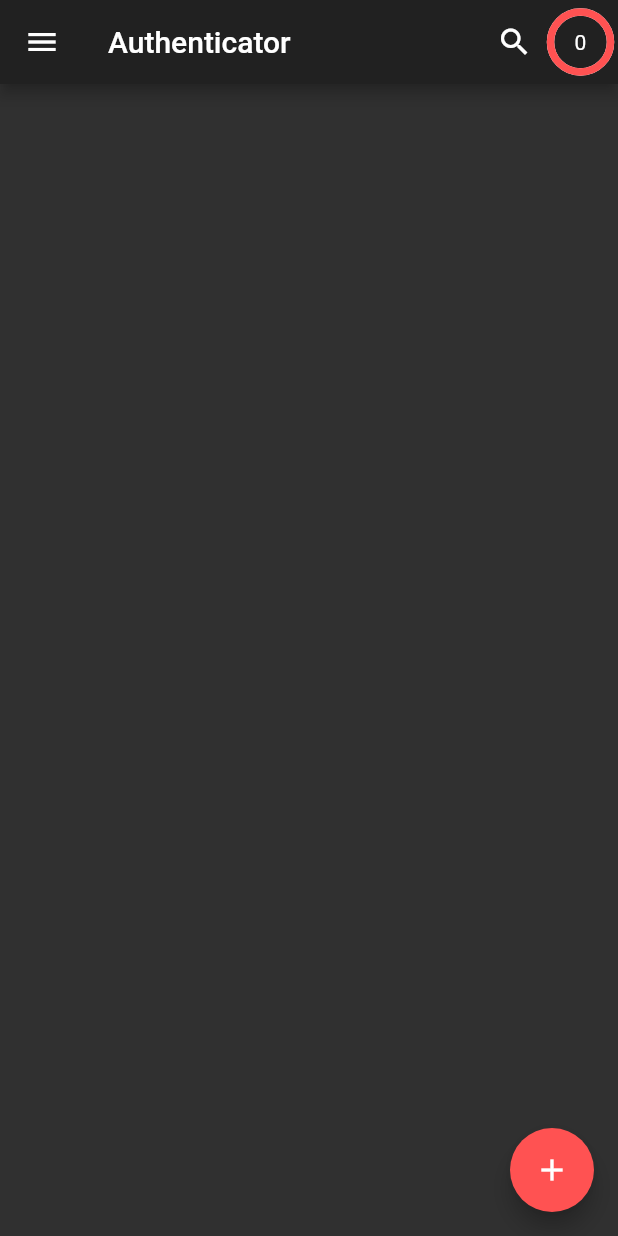
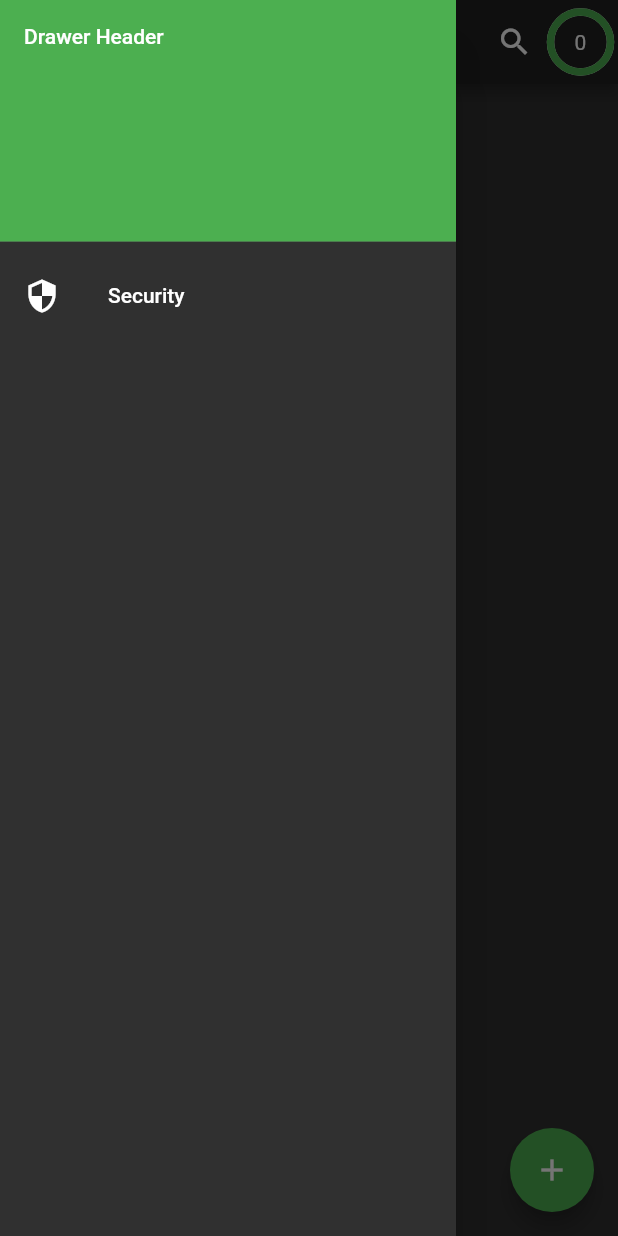
Before and after one commit to dubemarcantoine/mfa_authenticator, a Flutter app: the screen it shows after launch, with the side drawer open (before the commit the screen has no drawer), on a phone screen of 412 x 824 dp. Run offline on Flutter 3.47's test engine with Material 2 defaults, Android fonts, the phone set to English and light mode, and no system bars; our stand-ins replace flutter_slidable, shared_preferences, sqflite; missing offline and left inert: otp, qr_mobile_vision; accounts and stored records are empty.

Commit message:
fix(security): create security config page

```diff
--- /dev/null
+++ b/lib/AppDrawer.dart
@@ -0,0 +1,44 @@
+import 'package:flutter/material.dart';
+import 'package:mfa_authenticator/SecurityConfig.dart';
+
+class AppDrawer extends StatefulWidget {
+  @override
+  _AppDrawerState createState() => _AppDrawerState();
+}
+
+class _AppDrawerState extends State<AppDrawer> {
+  @override
+  Widget build(BuildContext context) {
+    return Drawer(
+      // Add a ListView to the drawer. This ensures the user can scroll
+      // through the options in the Drawer if there isn't enough vertical
+      // space to fit everything.
+      child: ListView(
+        // Important: Remove any padding from the ListView.
+        padding: EdgeInsets.zero,
+        children: <Widget>[
+          DrawerHeader(
+            child: Text('Drawer Header'),
+            decoration: BoxDecoration(
+              color: Colors.green,
+            ),
+          ),
+          ListTile(
+            leading: Icon(Icons.security),
+            title: Text('Security'),
+            onTap: () {
+              Navigator.pop(context);
+              Navigator.of(context).push(
+                new MaterialPageRoute<void>(
+                  builder: (BuildContext context) {
+                    return SecurityConfig();
+                  },
+                ),
+              );
+            },
+          ),
+        ],
+      ),
+    );
+  }
+}
--- a/lib/OtpList.dart
+++ b/lib/OtpList.dart
@@ -4,6 +4,7 @@ import 'package:async/async.dart';
 import 'package:flutter/material.dart';
 import 'package:flutter/services.dart';
 import 'package:flutter_slidable/flutter_slidable.dart';
+import 'package:mfa_authenticator/AppDrawer.dart';
 import 'package:mfa_authenticator/CountdownTimer.dart';
 import 'package:mfa_authenticator/OtpOptionFabMenu.dart';
 import 'package:mfa_authenticator/data/OtpItemDataMapper.dart';
@@ -91,6 +92,7 @@ class _OtpListState extends State<OtpList>
           CountdownTimer(),
         ],
       ),
+      drawer: AppDrawer(),
       body: FutureBuilder<List<OtpItem>>(
           future: OtpItemDataMapper.getOtpItems(),
           builder:
--- a/lib/main.dart
+++ b/lib/main.dart
@@ -15,10 +15,10 @@ class App extends StatelessWidget {
       title: 'Authenticator',
       theme: ThemeData(
         brightness: Brightness.dark,
-        accentColor: Colors.redAccent,
-        primarySwatch: Colors.red,
-        primaryColorDark: Colors.red,
-        toggleableActiveColor: Colors.red,
+        accentColor: Colors.green,
+        primarySwatch: Colors.green,
+        primaryColorDark: Colors.green,
+        toggleableActiveColor: Colors.green,
       ),
       home: OtpList(title: 'Authenticator'),
     );
--- a/pubspec.yaml
+++ b/pubspec.yaml
@@ -19,6 +19,7 @@ dependencies:
   # The following adds the Cupertino Icons font to your application.
   # Use with the CupertinoIcons class for iOS style icons.
   cupertino_icons: ^0.1.2
+  shared_preferences: ^0.4.3
   otp: 1.0.1
   sqflite: 0.13.0+1
   path_provider: 0.4.1
```
Also changed, not shown: lib/SecurityConfig.dart (added, +46 -0 lines), 3 other files.
